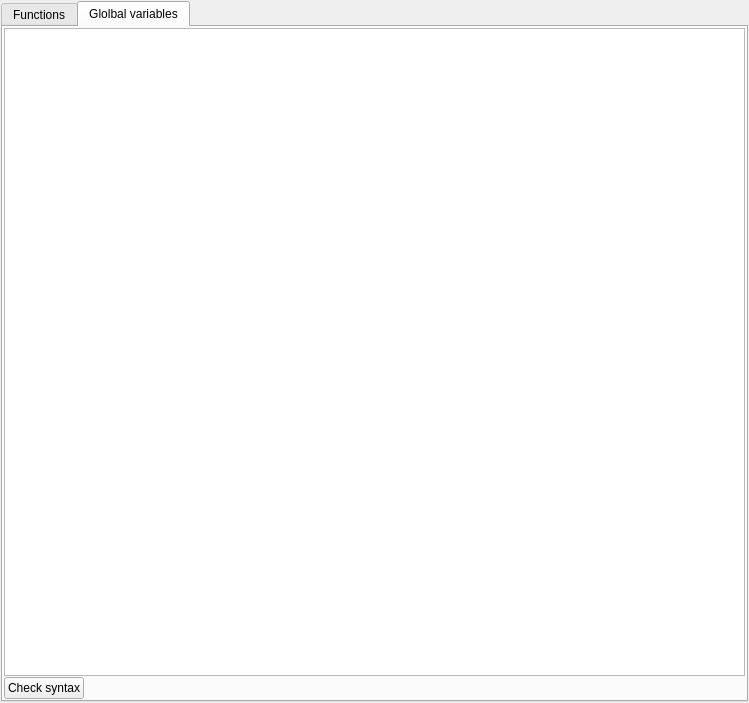
The window that src/asammdf/gui/ui/functions_manager.ui (danielhrisca/asammdf) describes before a commit, drawn with Qt 5.
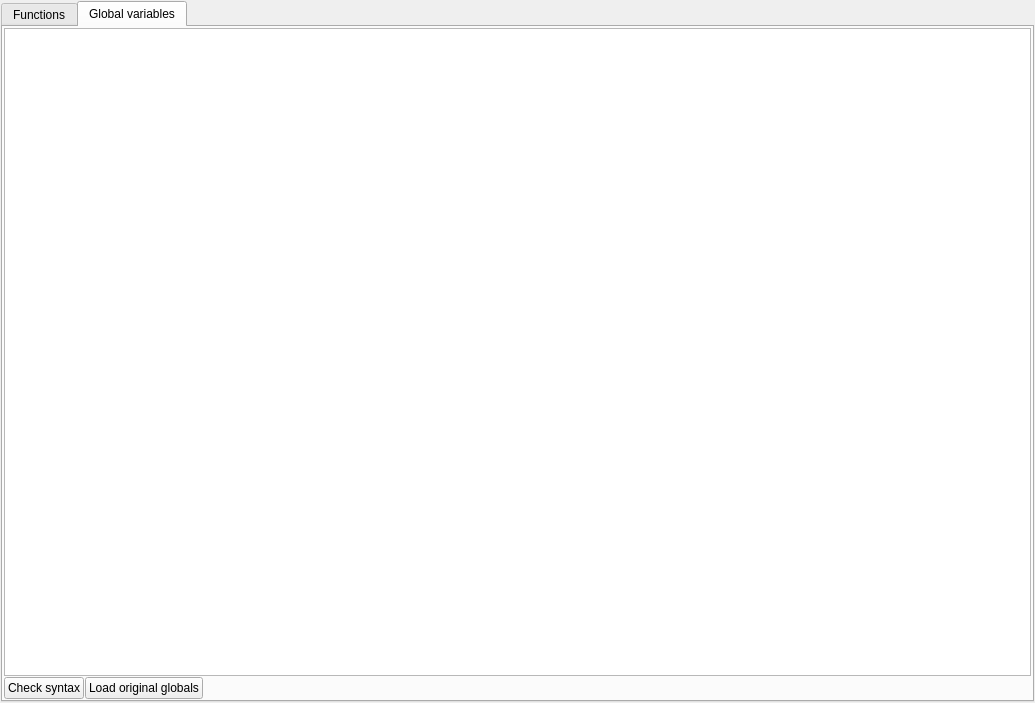
The same window after the commit. The open tabs and pages were chosen to show the change. Icons and pictures are not drawn. Custom widgets are drawn as their Qt base class.

Commit message: add buttons to restore the original function definition ion the FunctionsManager

Diff of the .ui file:
```diff
--- a/src/asammdf/gui/ui/functions_manager.ui
+++ b/src/asammdf/gui/ui/functions_manager.ui
@@ -6,7 +6,7 @@
    <rect>
     <x>0</x>
     <y>0</y>
-    <width>749</width>
+    <width>1035</width>
     <height>703</height>
    </rect>
   </property>
@@ -246,7 +246,7 @@
      </widget>
      <widget class="QWidget" name="tab_2">
       <attribute name="title">
-       <string>Glolbal variables</string>
+       <string>Global variables</string>
       </attribute>
       <layout class="QGridLayout" name="gridLayout_3">
        <property name="leftMargin">
@@ -264,7 +264,20 @@
        <property name="spacing">
         <number>1</number>
        </property>
-       <item row="0" column="0" colspan="2">
+       <item row="1" column="2">
+        <spacer name="horizontalSpacer">
+         <property name="orientation">
+          <enum>Qt::Orientation::Horizontal</enum>
+         </property>
+         <property name="sizeHint" stdset="0">
+          <size>
+           <width>637</width>
+           <height>20</height>
+          </size>
+         </property>
+        </spacer>
+       </item>
+       <item row="0" column="0" colspan="3">
         <widget class="QPlainTextEdit" name="globals_definition">
          <property name="tabStopDistance">
           <double>140.000000000000000</double>
@@ -283,17 +296,15 @@
         </widget>
        </item>
        <item row="1" column="1">
-        <spacer name="horizontalSpacer">
-         <property name="orientation">
-          <enum>Qt::Orientation::Horizontal</enum>
+        <widget class="QPushButton" name="load_original_globals_btn">
+         <property name="text">
+          <string>Load original globals</string>
          </property>
-         <property name="sizeHint" stdset="0">
-          <size>
-           <width>637</width>
-           <height>20</height>
-          </size>
+         <property name="icon">
+          <iconset resource="resource.qrc">
+           <normaloff>:/shift_up.png</normaloff>:/shift_up.png</iconset>
          </property>
-        </spacer>
+        </widget>
        </item>
       </layout>
      </widget>
```
Left out of the diff: 11 changed lines with no effect on the pictures. The commit also changes 3 other files.
